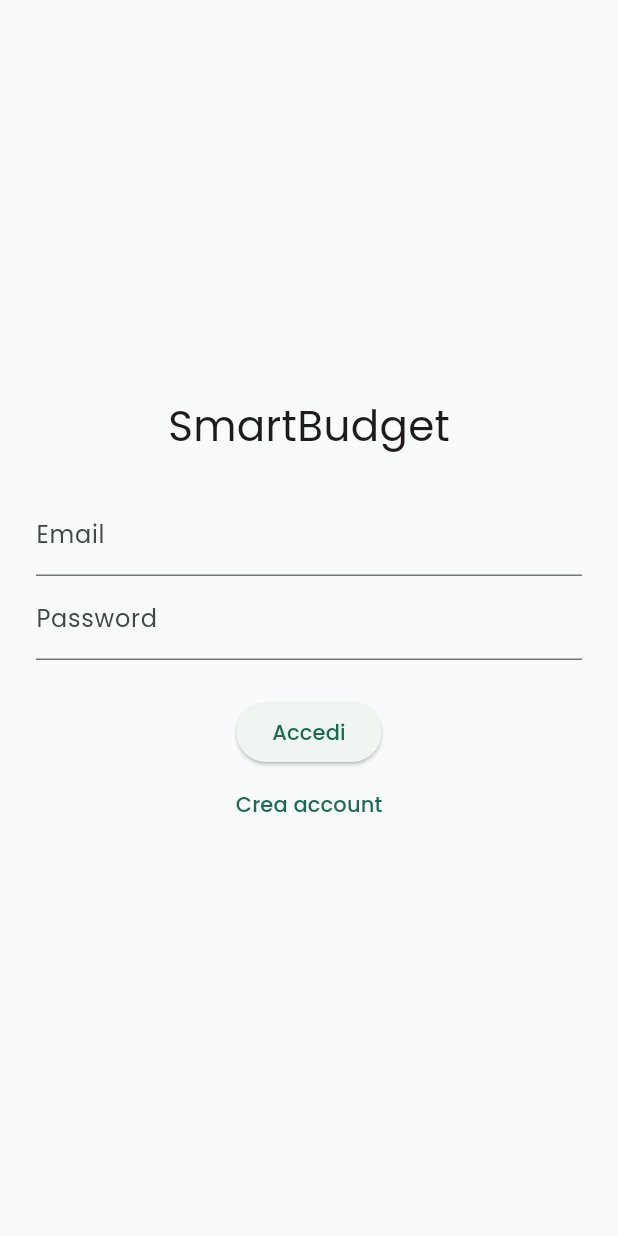
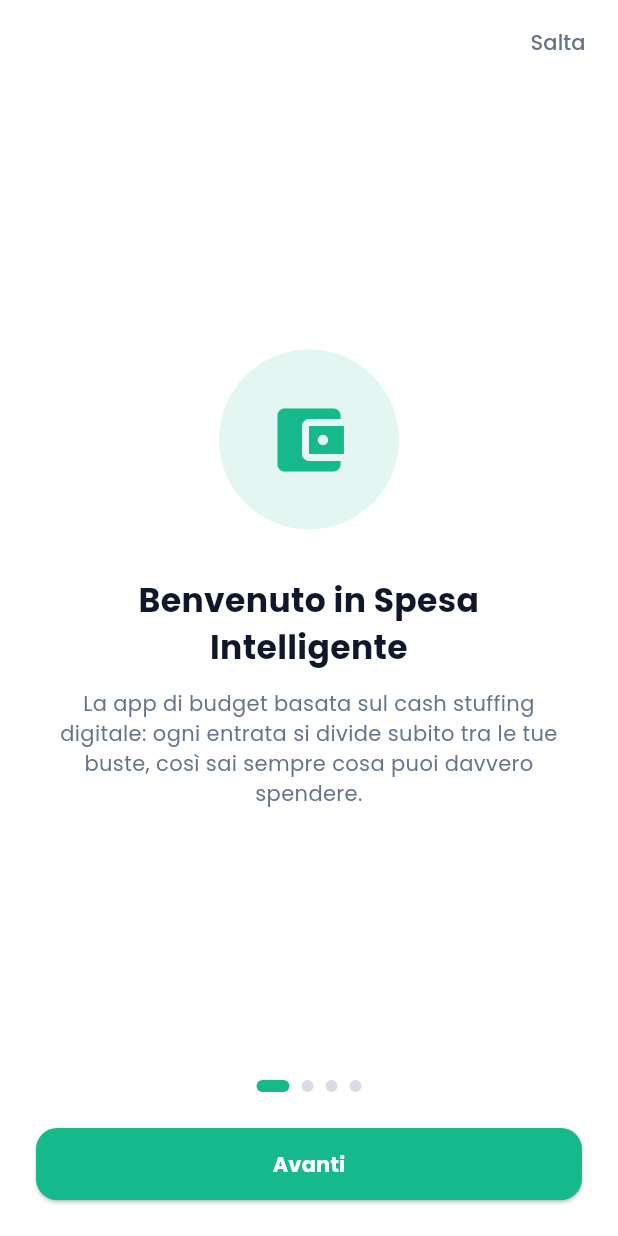
Before and after one commit to alessandro111193/smart-budget, a Flutter app: the screen it shows after launch, on a phone screen of 412 x 824 dp. Run offline on Flutter 3.47's test engine with Material 3 defaults, Android fonts, the phone set to English and light mode, and no system bars; our stand-ins replace cloud_firestore, cloud_functions, firebase_auth, firebase_core, fl_chart, flutter_image_compress and 5 more; accounts and stored records are empty.

Commit message:
Blocco 3: onboarding al primo avvio (4 pagine, skippabile, una sola volta)
Nuovo lib/screens/onboarding_screen.dart: 4 pagine scorrevoli (concetto
cash stuffing, funzioni Free, funzioni Premium/AI, Famiglia), indicatore
di pagina, bottone "Salta" sempre visibile, stile coerente col design
system (icone circolari colorate, bottone primario arrotondato).

Nuovo lib/services/onboarding_service.dart: persiste "gia' visto" con
shared_preferences (nuova dipendenza, ufficiale del team Flutter, unico
modo realistico di ricordare questo flag per dispositivo senza passare
da Firebase) - per dispositivo, non per account, cosi' compare anche
prima del primo login.

main.dart ha un nuovo _RootGate che controlla il flag prima di decidere
tra onboarding, login e BottomNavShell, senza toccare la logica di
autenticazione esistente (solo spostata dentro il nuovo widget).

Co-Authored-By: Claude Sonnet 5 <noreply@anthropic.com>
Claude-Session: https://claude.ai/code/session_01CPrP6RFR3VP1yuJKAUv6zA

```diff
--- a/lib/main.dart
+++ b/lib/main.dart
@@ -9,7 +9,9 @@ import 'firebase_options.dart';
 import 'theme/app_theme.dart';
 import 'widgets/bottom_nav_shell.dart';
 import 'screens/login_screen.dart';
+import 'screens/onboarding_screen.dart';
 import 'services/ad_service.dart';
+import 'services/onboarding_service.dart';
 
 // Metti questo a false quando vuoi testare contro Firebase vero
 // anche da un ambiente di sviluppo (utile per verificare la build release
@@ -43,7 +45,44 @@ class SmartBudgetApp extends StatelessWidget {
     return MaterialApp(
       title: 'SmartBudget',
       theme: AppTheme.light(),
-      home: StreamBuilder<User?>(
+      home: const _RootGate(),
+      debugShowCheckedModeBanner: false,
+    );
+  }
+}
+
+/// Decide cosa mostrare all'avvio: prima l'onboarding (una sola volta per
+/// dispositivo, anche prima del login), poi il normale flusso
+/// login/BottomNavShell in base allo stato di autenticazione.
+class _RootGate extends StatefulWidget {
+  const _RootGate();
+
+  @override
+  State<_RootGate> createState() => _RootGateState();
+}
+
+class _RootGateState extends State<_RootGate> {
+  bool? _onboardingSeen;
+
+  @override
+  void initState() {
+    super.initState();
+    OnboardingService.hasSeenOnboarding().then((seen) {
+      if (mounted) setState(() => _onboardingSeen = seen);
+    });
+  }
+
+  @override
+  Widget build(BuildContext context) {
+    if (_onboardingSeen == null) {
+      return const Scaffold(body: Center(child: CircularProgressIndicator()));
+    }
+    if (!_onboardingSeen!) {
+      return OnboardingScreen(
+        onDone: () => setState(() => _onboardingSeen = true),
+      );
+    }
+    return StreamBuilder<User?>(
       stream: FirebaseAuth.instance.authStateChanges(),
       builder: (context, snapshot) {
         if (snapshot.connectionState == ConnectionState.waiting) {
@@ -56,8 +95,6 @@ class SmartBudgetApp extends StatelessWidget {
         }
         return const LoginScreen();
       },
-      ),
-      debugShowCheckedModeBanner: false,
     );
   }
 }
--- /dev/null
+++ b/lib/screens/onboarding_screen.dart
@@ -0,0 +1,201 @@
+import 'package:flutter/material.dart';
+
+import '../theme/app_theme.dart';
+import '../services/onboarding_service.dart';
+
+class _OnboardingPage {
+  final IconData icon;
+  final Color color;
+  final String title;
+  final String body;
+
+  const _OnboardingPage({
+    required this.icon,
+    required this.color,
+    required this.title,
+    required this.body,
+  });
+}
+
+const _pages = [
+  _OnboardingPage(
+    icon: Icons.account_balance_wallet,
+    color: AppColors.primary,
+    title: 'Benvenuto in Spesa Intelligente',
+    body: 'La app di budget basata sul cash stuffing digitale: ogni '
+        'entrata si divide subito tra le tue buste, così sai sempre '
+        'cosa puoi davvero spendere.',
+  ),
+  _OnboardingPage(
+    icon: Icons.folder_outlined,
+    color: AppColors.secondary,
+    title: 'Buste, spese e statistiche',
+    body: 'Gratis, per sempre: crea le tue buste, registra le spese, '
+        'segui le statistiche e ricevi avvisi automatici se rischi di '
+        'sforare — nessuna chiamata AI, zero costi nascosti.',
+  ),
+  _OnboardingPage(
+    icon: Icons.smart_toy_outlined,
+    color: AppColors.accent,
+    title: 'Un consulente AI al tuo fianco',
+    body: 'Con Premium, l\'AI analizza le tue abitudini, scansiona gli '
+        'scontrini, ti consiglia come distribuire le entrate e ti '
+        'avvisa prima che i problemi arrivino.',
+  ),
+  _OnboardingPage(
+    icon: Icons.family_restroom,
+    color: AppColors.warning,
+    title: 'Gestite il budget insieme',
+    body: 'Invita la tua famiglia, condividete buste ed entrate, e '
+        'tenete sotto controllo le spese di tutti senza mai perdere il '
+        'quadro d\'insieme.',
+  ),
+];
+
+/// Onboarding mostrato una sola volta per dispositivo, alla primissima
+/// apertura dell'app (prima ancora del login). Skippabile in ogni momento.
+class OnboardingScreen extends StatefulWidget {
+  const OnboardingScreen({super.key, required this.onDone});
+
+  final VoidCallback onDone;
+
+  @override
+  State<OnboardingScreen> createState() => _OnboardingScreenState();
+}
+
+class _OnboardingScreenState extends State<OnboardingScreen> {
+  final _controller = PageController();
+  int _index = 0;
+
+  @override
+  void dispose() {
+    _controller.dispose();
+    super.dispose();
+  }
+
+  Future<void> _finish() async {
+    await OnboardingService.markOnboardingSeen();
+    widget.onDone();
+  }
+
+  void _next() {
+    if (_index == _pages.length - 1) {
+      _finish();
+      return;
+    }
+    _controller.nextPage(
+      duration: const Duration(milliseconds: 300),
+      curve: Curves.easeOut,
+    );
+  }
+
+  @override
+  Widget build(BuildContext context) {
+    final isLast = _index == _pages.length - 1;
+    return Scaffold(
+      backgroundColor: Colors.white,
+      body: SafeArea(
+        child: Column(
+          children: [
+            Align(
+              alignment: Alignment.topRight,
+              child: Padding(
+                padding: const EdgeInsets.only(right: 8, top: 4),
+                child: TextButton(
+                  onPressed: _finish,
+                  style: TextButton.styleFrom(
+                    foregroundColor: AppColors.neutral,
+                  ),
+                  child: const Text('Salta'),
+                ),
+              ),
+            ),
+            Expanded(
+              child: PageView.builder(
+                controller: _controller,
+                itemCount: _pages.length,
+                onPageChanged: (i) => setState(() => _index = i),
+                itemBuilder: (context, i) => _pageContent(_pages[i]),
+              ),
+            ),
+            Row(
+              mainAxisAlignment: MainAxisAlignment.center,
+              children: List.generate(_pages.length, (i) {
+                final active = i == _index;
+                return AnimatedContainer(
+                  duration: const Duration(milliseconds: 200),
+                  margin: const EdgeInsets.symmetric(horizontal: 4),
+                  width: active ? 22 : 8,
+                  height: 8,
+                  decoration: BoxDecoration(
+                    color: active
+                        ? _pages[_index].color
+                        : AppColors.neutral.withOpacity(0.25),
+                    borderRadius: BorderRadius.circular(4),
+                  ),
+                );
+              }),
+            ),
+            Padding(
+              padding: const EdgeInsets.all(24),
+              child: SizedBox(
+                width: double.infinity,
+                child: ElevatedButton(
+                  style: ElevatedButton.styleFrom(
+                    backgroundColor: AppColors.primary,
+                    foregroundColor: Colors.white,
+                    padding: const EdgeInsets.symmetric(vertical: 14),
+                    shape: RoundedRectangleBorder(
+                      borderRadius: BorderRadius.circular(14),
+                    ),
+                  ),
+                  onPressed: _next,
+                  child: Text(
+                    isLast ? 'Inizia' : 'Avanti',
+                    style: const TextStyle(fontWeight: FontWeight.bold),
+                  ),
+                ),
+              ),
+            ),
+          ],
+        ),
+      ),
+    );
+  }
+
+  Widget _pageContent(_OnboardingPage page) {
+    return Padding(
+      padding: const EdgeInsets.symmetric(horizontal: 32),
+      child: Column(
+        mainAxisAlignment: MainAxisAlignment.center,
+        children: [
+          Container(
+            width: 120,
+            height: 120,
+            decoration: BoxDecoration(
+              color: page.color.withOpacity(0.12),
+              shape: BoxShape.circle,
+            ),
+            child: Icon(page.icon, size: 56, color: page.color),
+          ),
+          const SizedBox(height: 32),
+          Text(
+            page.title,
+            textAlign: TextAlign.center,
+            style: const TextStyle(
+              fontSize: 22,
+              fontWeight: FontWeight.bold,
+              color: AppColors.ink,
+            ),
+          ),
+          const SizedBox(height: 12),
+          Text(
+            page.body,
+            textAlign: TextAlign.center,
+            style: const TextStyle(fontSize: 14, color: AppColors.neutral),
+          ),
+        ],
+      ),
+    );
+  }
+}
--- /dev/null
+++ b/lib/services/onboarding_service.dart
@@ -0,0 +1,18 @@
+import 'package:shared_preferences/shared_preferences.dart';
+
+/// Ricorda, solo su questo dispositivo (non per account), se l'onboarding
+/// introduttivo è già stato mostrato — così compare una volta sola, anche
+/// se l'utente non ha ancora effettuato l'accesso la prima volta.
+class OnboardingService {
+  static const _seenKey = 'onboarding_seen';
+
+  static Future<bool> hasSeenOnboarding() async {
+    final prefs = await SharedPreferences.getInstance();
+    return prefs.getBool(_seenKey) ?? false;
+  }
+
+  static Future<void> markOnboardingSeen() async {
+    final prefs = await SharedPreferences.getInstance();
+    await prefs.setBool(_seenKey, true);
+  }
+}
--- a/pubspec.yaml
+++ b/pubspec.yaml
@@ -44,6 +44,7 @@ dependencies:
   fl_chart: ^1.2.0
   in_app_purchase: ^3.3.0
   google_mobile_ads: ^9.1.0
+  shared_preferences: ^2.5.5
 
 dev_dependencies:
   flutter_test:
```
Also changed, not shown: pubspec.lock, 2 other files. Lines whose indentation alone changed are shown as unchanged.
